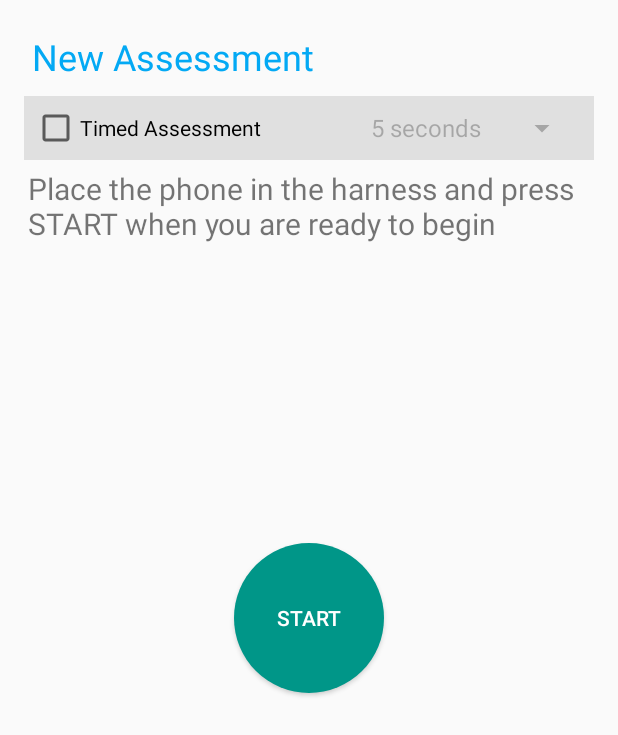
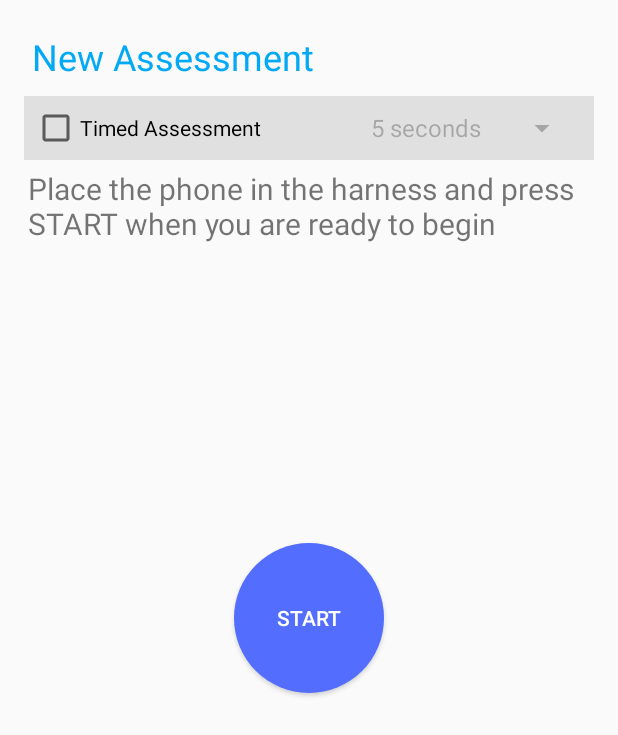
Before and after one commit to jennaleeb/journey_wireframes, an Android app: the MeasureActivity screen opened directly, with no data from a screen before it, on a phone screen of 412 x 824 dp. Shown: the top 735 px of the screen. Run offline under Robolectric (Android 15) with nearby library versions, the phone set to English and light mode, and no system bars; 1 statement that could not run was skipped.

Commit message:
Minor colour changes and added assessment id to detail page

```diff
--- a/app/src/main/java/com/uoft/journey/ui/activity/AssessmentDetailActivity.java
+++ b/app/src/main/java/com/uoft/journey/ui/activity/AssessmentDetailActivity.java
@@ -3,8 +3,8 @@ package com.uoft.journey.ui.activity;
 import android.content.Context;
 import android.graphics.Color;
 import android.os.AsyncTask;
+import android.os.Bundle;
 import android.support.v7.app.AppCompatActivity;
-import android.os.Bundle;
 import android.support.v7.widget.Toolbar;
 import android.view.Menu;
 import android.view.MenuItem;
@@ -18,7 +18,6 @@ import com.github.mikephil.charting.data.Entry;
 import com.github.mikephil.charting.data.LineData;
 import com.github.mikephil.charting.data.LineDataSet;
 import com.uoft.journey.R;
-import com.uoft.journey.data.ServerAccess;
 import com.uoft.journey.entity.AccelerometerData;
 import com.uoft.journey.entity.Trial;
 import com.uoft.journey.service.DataService;
@@ -45,7 +44,7 @@ public class AssessmentDetailActivity extends AppCompatActivity {
         Bundle extras = getIntent().getExtras();
         int trialId = extras.getInt("trialId");
         mUsername = extras.getString("user");
-        getSupportActionBar().setTitle(R.string.assessment);
+        getSupportActionBar().setTitle(String.format("Assessment %d", trialId));
         mTrial = DataService.getTrial(this, trialId, mUsername);
         mGraph = (LineChart)findViewById(R.id.detail_graph);
         setupGraph();
--- a/app/src/main/res/drawable/button.xml
+++ b/app/src/main/res/drawable/button.xml
@@ -9,7 +9,7 @@
     <item android:state_focused="true">
         <shape android:shape="rectangle"  >
             <corners android:radius="3dp" />
-            <solid android:color="@color/colorAccent" />
+            <solid android:color="@color/colorPrimary" />
         </shape>
     </item>
     <item android:state_enabled="false">
@@ -21,7 +21,7 @@
     <item>
         <shape android:shape="rectangle"  >
             <corners android:radius="3dp" />
-            <solid android:color="@color/colorAccent" />
+            <solid android:color="@color/colorPrimary" />
         </shape>
     </item>
 </selector>
--- a/app/src/main/res/drawable/round_button.xml
+++ b/app/src/main/res/drawable/round_button.xml
@@ -2,7 +2,7 @@
 <selector xmlns:android="http://schemas.android.com/apk/res/android">
     <item android:state_pressed="false">
         <shape android:shape="oval">
-            <solid android:color="@color/colorAccent"/>
+            <solid android:color="@color/colorPrimary"/>
         </shape>
     </item>
     <item android:state_pressed="true">
@@ -17,7 +17,7 @@
     </item>
     <item>
         <shape android:shape="oval">
-            <solid android:color="@color/colorAccent"/>
+            <solid android:color="@color/colorPrimary"/>
         </shape>
     </item>
 </selector>
--- a/app/src/main/res/layout/activity_assessment_detail.xml
+++ b/app/src/main/res/layout/activity_assessment_detail.xml
@@ -162,6 +162,7 @@
 
                                     <TextView
                                         android:id="@+id/text_detail_4_val"
+                                        android:textColor="@color/colorWhiteTranslucent"
                                         android:layout_width="75dp"
                                         android:layout_height="75dp"
                                         android:gravity="center"
--- a/app/src/main/res/layout/fragment_patient_trials.xml
+++ b/app/src/main/res/layout/fragment_patient_trials.xml
@@ -1,5 +1,6 @@
 <RelativeLayout xmlns:android="http://schemas.android.com/apk/res/android"
     xmlns:tools="http://schemas.android.com/tools"
+    xmlns:app="http://schemas.android.com/apk/res-auto"
     android:layout_width="match_parent"
     android:layout_height="wrap_content"
     android:paddingLeft="@dimen/activity_horizontal_margin"
@@ -17,6 +18,7 @@
     <android.support.design.widget.FloatingActionButton
         android:id="@+id/button_new"
         android:src="@drawable/add"
+        app:backgroundTint="@color/colorElement"
         android:layout_gravity="bottom|right"
         android:layout_alignParentRight="true"
         android:layout_alignParentBottom="true"
--- a/app/src/main/res/values/colors.xml
+++ b/app/src/main/res/values/colors.xml
@@ -1,7 +1,7 @@
 <?xml version="1.0" encoding="utf-8"?>
 
 <resources>
-    <color name="colorPrimary">#125688</color>
+    <color name="colorPrimary">#536DFE</color>
     <color name="colorPrimaryTranslucent">#80125688</color>
     <color name="colorPrimaryDark">#125688</color>
     <color name="textColorPrimary">#FFFFFF</color>
@@ -9,10 +9,13 @@
     <color name="colorDivider">#E0E0E0</color>
     <color name="windowBackground">#FFFFFF</color>
     <color name="navigationBarColor">#000000</color>
-    <color name="colorAccent">#009688</color>
+    <color name="colorAccent">#FFFFFF</color>
     <color name="colorPressed">#000000</color>
     <color name="colorDisabled">#E0E0E0</color>
-    <color name="colorGreen">#00FF21</color>
-    <color name="colorYellow">#FFD800</color>
-    <color name="colorRed">#FF0000</color>
+    <color name="colorGreen">#2ecc71</color>
+    <color name="colorYellow">#f1c40f</color>
+    <color name="colorRed">#e74c3c</color>
+    <color name="colorWhiteTranslucent">#80FFFFFF</color>
+    <color name="colorSubHeader">#E0E0E0</color>
+    <color name="colorElement">#424242</color>
 </resources>
--- a/app/src/main/res/values/strings.xml
+++ b/app/src/main/res/values/strings.xml
@@ -24,7 +24,7 @@
     <string name="last_5">Last 5 Assessments</string>
     <string name="home">Summary</string>
     <string name="stv">STV (%)</string>
-    <string name="latest">Latest</string>
+    <string name="latest">Latest Assessment</string>
     <string name="step_count">STEP COUNT</string>
 
 
```
Also changed, not shown: app/src/main/java/com/uoft/journey/ui/fragment/TrendsFragment.java (+4 -4 lines), app/src/main/res/layout/fragment_trends.xml (+12 -11 lines), app/src/main/res/layout/trial_card.xml (+4 -5 lines), 1 other file.
